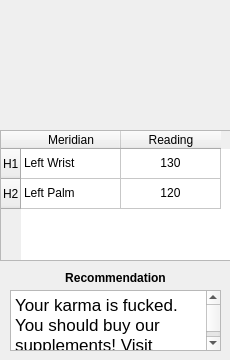
Qt form RadotechSim/pagerecord.ui (nikolajszarins/3004-project) before a commit.
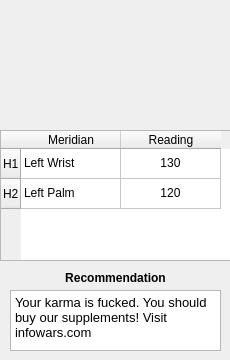
The same form after that commit.

Commit message: VM-focused UI fixes

Diff of the .ui file:
```diff
--- a/RadotechSim/pagerecord.ui
+++ b/RadotechSim/pagerecord.ui
@@ -90,7 +90,7 @@
     <set>Qt::AlignCenter</set>
    </property>
   </widget>
-  <widget class="QTextEdit" name="textEdit">
+  <widget class="QPlainTextEdit" name="plainTextEdit">
    <property name="geometry">
     <rect>
      <x>10</x>
@@ -99,15 +99,13 @@
      <height>61</height>
     </rect>
    </property>
-   <property name="readOnly">
-    <bool>true</bool>
+   <property name="font">
+    <font>
+     <pointsize>10</pointsize>
+    </font>
    </property>
-   <property name="html">
-    <string>&lt;!DOCTYPE HTML PUBLIC &quot;-//W3C//DTD HTML 4.0//EN&quot; &quot;http://www.w3.org/TR/REC-html40/strict.dtd&quot;&gt;
-&lt;html&gt;&lt;head&gt;&lt;meta name=&quot;qrichtext&quot; content=&quot;1&quot; /&gt;&lt;meta charset=&quot;utf-8&quot; /&gt;&lt;style type=&quot;text/css&quot;&gt;
-p, li { white-space: pre-wrap; }
-&lt;/style&gt;&lt;/head&gt;&lt;body style=&quot; font-family:'.AppleSystemUIFont'; font-size:13pt; font-weight:400; font-style:normal;&quot;&gt;
-&lt;p style=&quot; margin-top:0px; margin-bottom:0px; margin-left:0px; margin-right:0px; -qt-block-indent:0; text-indent:0px;&quot;&gt;Your karma is fucked. You should buy our supplements! Visit infowars.com&lt;/p&gt;&lt;/body&gt;&lt;/html&gt;</string>
+   <property name="plainText">
+    <string>Your karma is fucked. You should buy our supplements! Visit infowars.com</string>
    </property>
   </widget>
  </widget>
```
Left out of the diff: 1 changed line with no effect on the pictures. The commit also changes 4 other files.
